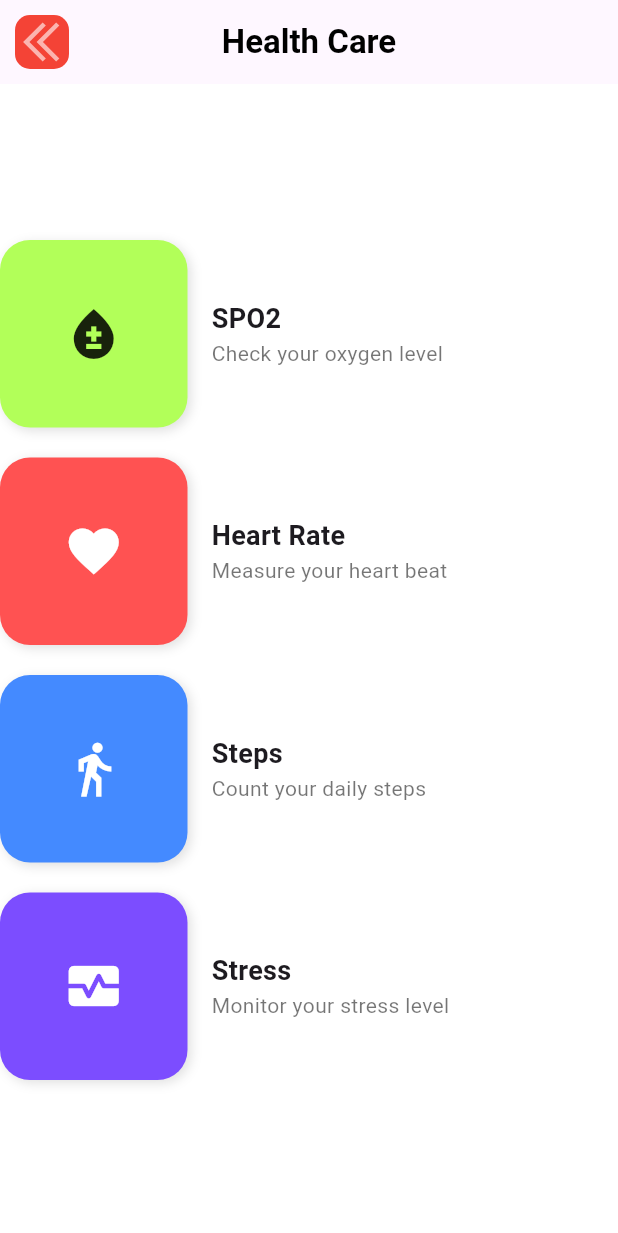
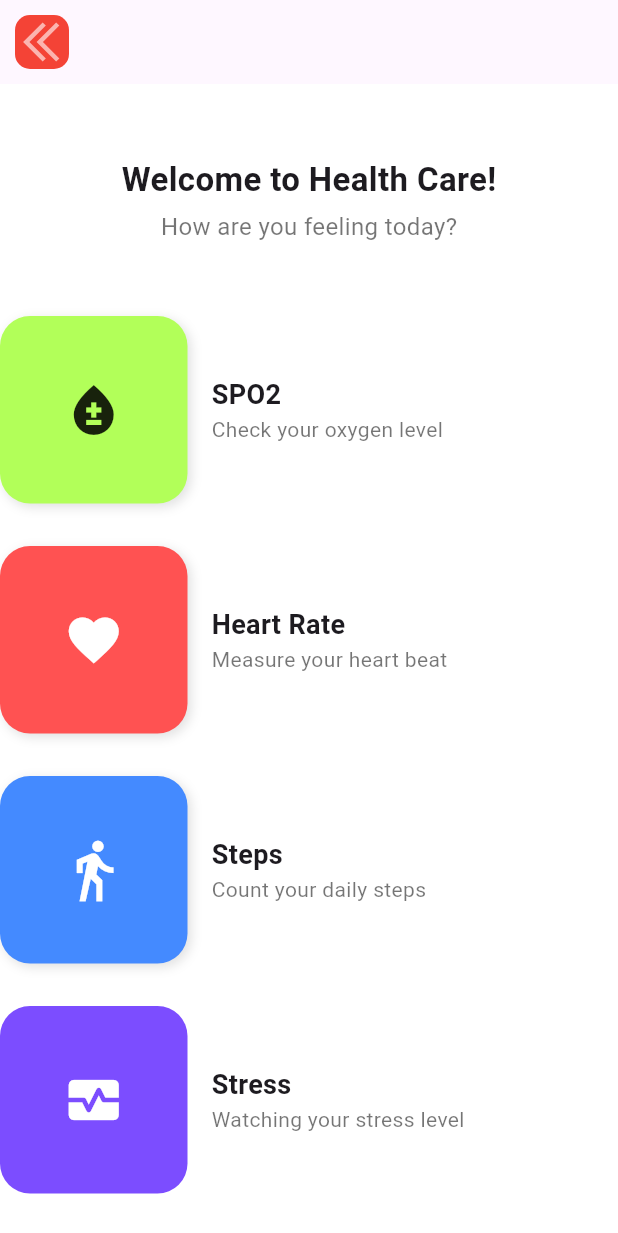
Before and after one commit to SongokuBlue/health, a Flutter app: the screen it shows after launch, on a phone screen of 412 x 824 dp. Shown: the top 1233 px of the screen. Run offline on Flutter 3.47's test engine with Material 3 defaults, Android fonts, the phone set to English and light mode, and no system bars; our stand-ins replace flutter_svg.

Commit message:
adding page and adjust button to click

```diff
--- a/lib/home.dart
+++ b/lib/home.dart
@@ -1,21 +1,19 @@
 import 'package:flutter/material.dart';
 import 'package:flutter_svg/flutter_svg.dart';
+import 'package:health/pages/heart.dart';
+import 'package:health/pages/oxygen.dart';
+import 'package:health/pages/step.dart';
+import 'package:health/pages/stress.dart';
+
 class HomePage extends StatelessWidget {
   const HomePage({super.key});
 
   @override
   Widget build(BuildContext context) {
-    final double boxSize = 125;//chỉnh cho tất cả box
+    final double boxSize = 125; //chỉnh cho tất cả box
     return Scaffold(
       backgroundColor: Colors.white,
       appBar: AppBar(
-        title: Text("Health Care"
-       , style: TextStyle(
-            color: Colors.black,
-            fontWeight: FontWeight.bold
-        ),
-        ),
-        centerTitle: true,
         leading: Container(
           margin: const EdgeInsets.all(10),
           height: 20,
@@ -34,14 +32,40 @@ class HomePage extends StatelessWidget {
             ),
           ),
         ),
+      ),
 
+      // box chosen
+      body: Column(
+        mainAxisAlignment: MainAxisAlignment.spaceEvenly,
+        children: [
+          Padding(
+            //put text at the top of page
+            padding: const EdgeInsets.all(20.0), //tạo khoảng cách các bên
+            child: Column(
+              crossAxisAlignment: CrossAxisAlignment.center,
+              children: [
+                Text(
+                  'Welcome to Health Care!',
+                  style: TextStyle(fontSize: 22, fontWeight: FontWeight.bold),
                 ),
-      body: Column(
-        mainAxisAlignment:MainAxisAlignment.center ,
-        children: [
+                SizedBox(height: 4),
+                Text(
+                  'How are you feeling today?',
+                  style: TextStyle(fontSize: 16, color: Colors.black54),
+                ),
+              ],
+            ),
+          ),
           Row(
             children: [
-              Container(
+              InkWell(
+                onTap: () {
+                  Navigator.push(
+                    context,
+                    MaterialPageRoute(builder: (context) => oxygen()),
+                  ); // on tap
+                },
+                child: Container(
                   height: boxSize,
                   width: boxSize,
                   decoration: BoxDecoration(
@@ -57,21 +81,35 @@ class HomePage extends StatelessWidget {
                   ),
                   child: Icon(Icons.bloodtype, size: 40),
                 ),
+              ),
               SizedBox(width: 16),
               Column(
                 crossAxisAlignment: CrossAxisAlignment.start,
                 children: [
-                  Text("SPO2", style: TextStyle(fontSize: 18, fontWeight: FontWeight.bold)),
-                  Text("Check your oxygen level", style: TextStyle(color: Colors.black54)),
-                ],
-              )
+                  Text(
+                    "SPO2",
+                    style: TextStyle(fontSize: 18, fontWeight: FontWeight.bold),
+                  ),
+                  Text(
+                    "Check your oxygen level",
+                    style: TextStyle(color: Colors.black54),
+                  ),
                 ],
               ),
-          SizedBox(height: 20),
+            ],
+          ),
+
           // Block 2 - Heart rate
           Row(
             children: [
-              Container(
+              InkWell(
+                onTap: () {
+                  Navigator.push(
+                    context,
+                    MaterialPageRoute(builder: (context) => heart()),
+                  ); // on tap
+                },
+                child: Container(
                   height: boxSize,
                   width: boxSize,
                   decoration: BoxDecoration(
@@ -87,22 +125,35 @@ class HomePage extends StatelessWidget {
                   ),
                   child: Icon(Icons.favorite, size: 40, color: Colors.white),
                 ),
+              ),
               SizedBox(width: 16),
               Column(
                 crossAxisAlignment: CrossAxisAlignment.start,
                 children: [
-                  Text("Heart Rate", style: TextStyle(fontSize: 18, fontWeight: FontWeight.bold)),
-                  Text("Measure your heart beat", style: TextStyle(color: Colors.black54)),
-                ],
-              )
+                  Text(
+                    "Heart Rate",
+                    style: TextStyle(fontSize: 18, fontWeight: FontWeight.bold),
+                  ),
+                  Text(
+                    "Measure your heart beat",
+                    style: TextStyle(color: Colors.black54),
+                  ),
                 ],
               ),
-          SizedBox(height: 20),
+            ],
+          ),
 
           // Block 3 - Steps
           Row(
             children: [
-              Container(
+              InkWell(
+                onTap: () {
+                  Navigator.push(
+                    context,
+                    MaterialPageRoute(builder: (context) => steps()),
+                  ); // on tap
+                },
+                child: Container(
                   height: boxSize,
                   width: boxSize,
                   decoration: BoxDecoration(
@@ -116,47 +167,68 @@ class HomePage extends StatelessWidget {
                       ),
                     ],
                   ),
-                child: Icon(Icons.directions_walk, size: 40, color: Colors.white),
+                  child: Icon(
+                    Icons.directions_walk,
+                    size: 45,
+                    color: Colors.white,
+                  ),
+                ),
               ),
               SizedBox(width: 16),
               Column(
                 crossAxisAlignment: CrossAxisAlignment.start,
                 children: [
-                  Text("Steps", style: TextStyle(fontSize: 18, fontWeight: FontWeight.bold)),
-                  Text("Count your daily steps", style: TextStyle(color: Colors.black54)),
-                ],
-              )
+                  Text(
+                    "Steps",
+                    style: TextStyle(fontSize: 18, fontWeight: FontWeight.bold),
+                  ),
+                  Text(
+                    "Count your daily steps",
+                    style: TextStyle(color: Colors.black54),
+                  ),
                 ],
               ),
-          SizedBox(height: 20),
+            ],
+          ),
 
           // Block 4 - Stress
           Row(
             children: [
-              Container(
+              InkWell(
+                onTap: () {
+                  Navigator.push(
+                    context,
+                    MaterialPageRoute(builder: (context) => stress()),
+                  ); // on tap
+                },
+                child: Container(
                   height: boxSize,
                   width: boxSize,
                   decoration: BoxDecoration(
                     color: Colors.deepPurpleAccent,
                     borderRadius: BorderRadius.circular(20),
-                  boxShadow: [
-                    BoxShadow(
-                      color: Colors.black12,
-                      blurRadius: 6,
-                      offset: Offset(2, 2),
                   ),
-                  ],
+                  child: Icon(
+                    Icons.monitor_heart,
+                    size: 40,
+                    color: Colors.white,
                   ),
-                child: Icon(Icons.monitor_heart, size: 40, color: Colors.white),
+                ),
               ),
               SizedBox(width: 16),
               Column(
                 crossAxisAlignment: CrossAxisAlignment.start,
                 children: [
-                  Text("Stress", style: TextStyle(fontSize: 18, fontWeight: FontWeight.bold)),
-                  Text("Monitor your stress level", style: TextStyle(color: Colors.black54)),
+                  Text(
+                    "Stress",
+                    style: TextStyle(fontSize: 18, fontWeight: FontWeight.bold),
+                  ),
+                  Text(
+                    "Watching your stress level",
+                    style: TextStyle(color: Colors.black54),
+                  ),
                 ],
-              )
+              ),
             ],
           ),
         ],
```
Also changed, not shown: lib/pages/heart.dart (added, +14 -0 lines), lib/pages/oxygen.dart (added, +13 -0 lines), lib/pages/step.dart (added, +13 -0 lines), lib/pages/stress.dart (added, +13 -0 lines). Lines whose indentation alone changed are shown as unchanged.
